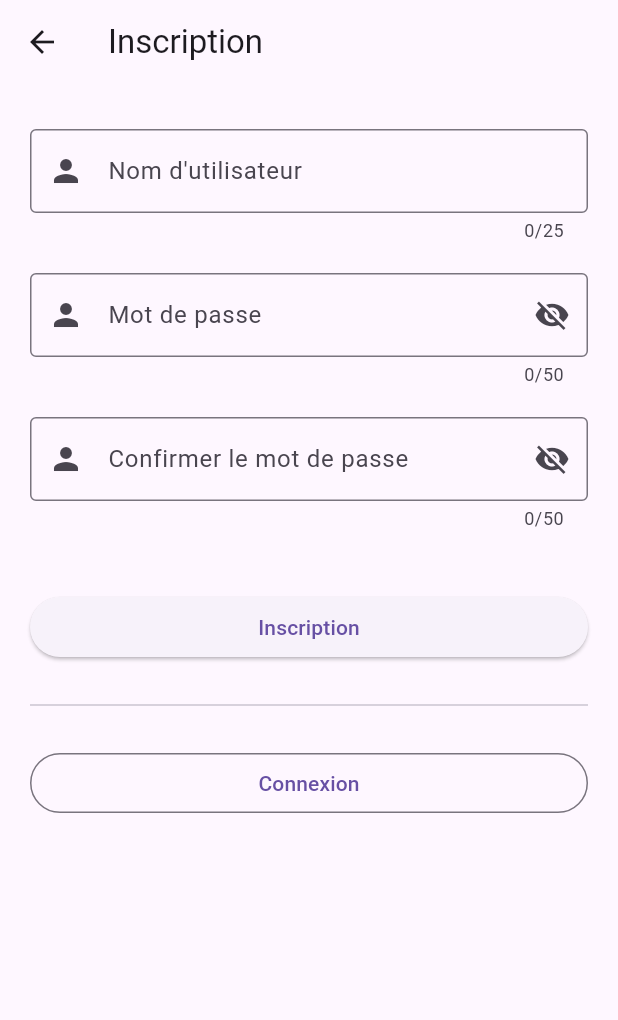
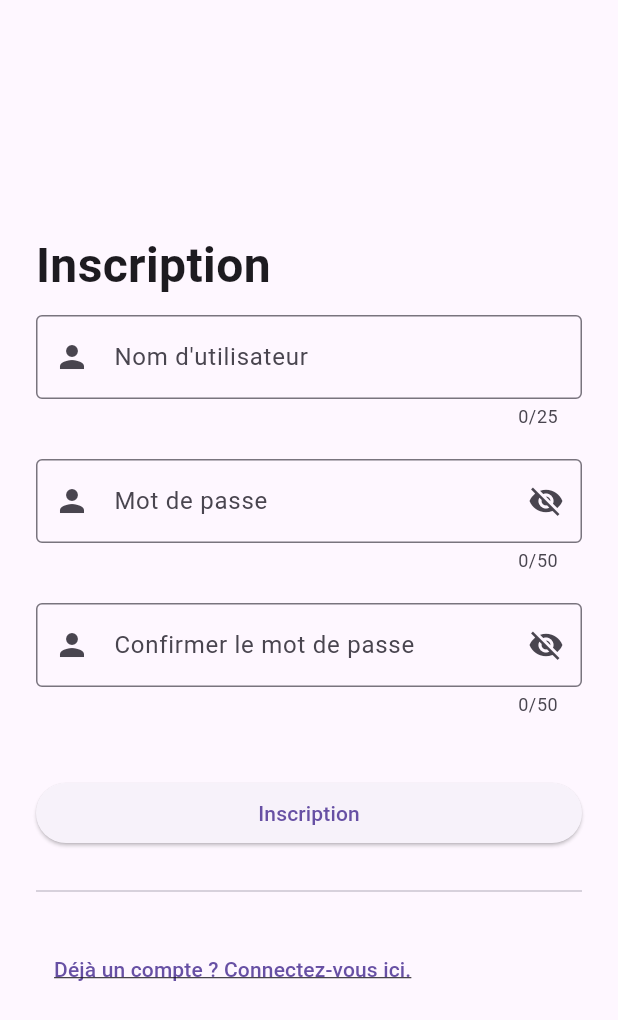
Before and after one commit to sylla-timothee/Ydays-Frontend, a Flutter app: the InscriptionPage screen opened directly, on a phone screen of 412 x 824 dp. Shown: the top 1020 px of the screen. Run offline on Flutter 3.47's test engine with Material 3 defaults, Android fonts, the phone set to English and light mode, and no system bars.

Commit message:
[TDLF-02] :sparkles:|new style features

```diff
--- a/lib/inscription.dart
+++ b/lib/inscription.dart
@@ -66,15 +66,21 @@ class _InscriptionPageState extends State<InscriptionPage> {
   @override
   Widget build(BuildContext context) {
     return Scaffold(
-      appBar: AppBar(title: const Text("Inscription")),
-
-      body: SingleChildScrollView(
-        padding: const EdgeInsets.all(20),
+      body: Center( child : SingleChildScrollView(
+          padding: const EdgeInsets.all(24.0),
         child: Form(
           key: _formKey,
           child: Column(
             crossAxisAlignment: CrossAxisAlignment.start,
             children: [
+
+              const Text(
+                  'Inscription',
+                  style: TextStyle(fontSize: 32, fontWeight: FontWeight.bold),
+                  textAlign: TextAlign.center,
+                ),
+
+
 
               const SizedBox(height: 10),
 
@@ -179,17 +185,20 @@ class _InscriptionPageState extends State<InscriptionPage> {
               const SizedBox(height: 20),
 
               // ---------- Bouton de redirection connexion ----------
-              SizedBox(
-                width: double.infinity,
-                child: OutlinedButton(
-                  onPressed: () => Navigator.pushNamed(context, "/login"),
-                  child: const Text("Connexion"),
+              TextButton(
+                onPressed: () {
+                  // Redirection vers la page de connexion
+                  print ("Redirection vers la page de connexion");
+                },
+                child: Text("Déjà un compte ? Connectez-vous ici.",
+                  style: TextStyle(decoration: TextDecoration.underline)
                 ),
               ),
             ],
           ),
         ),
       ),
-    );
-  }
+    ),
+  );
 }
+}
```
